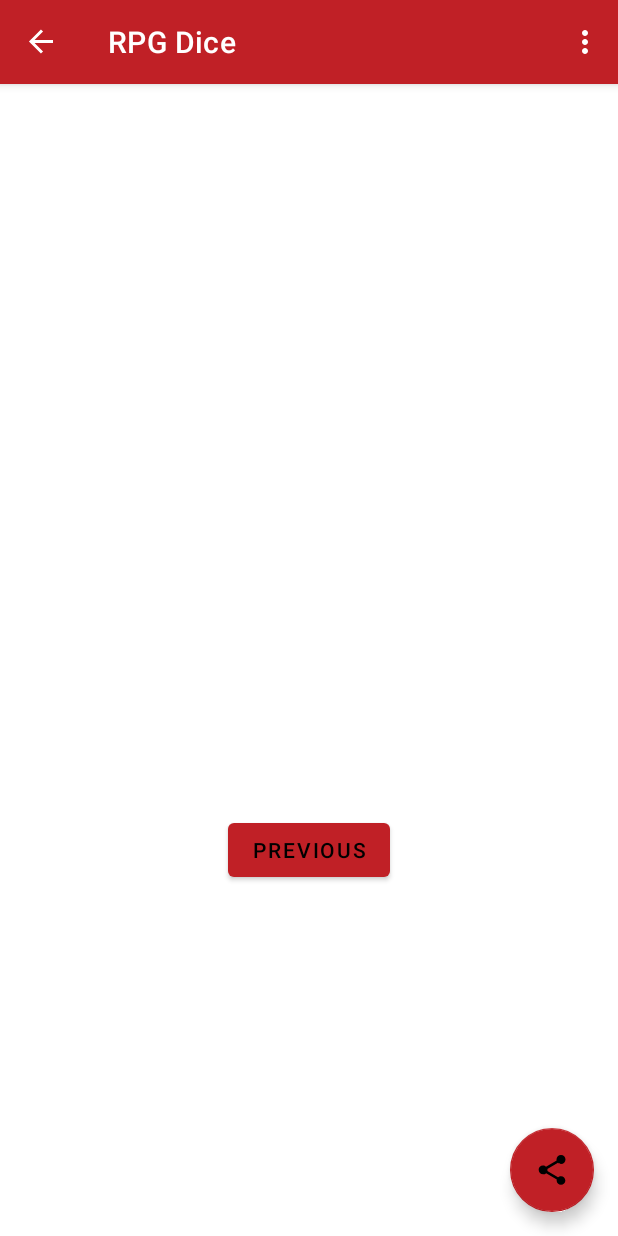
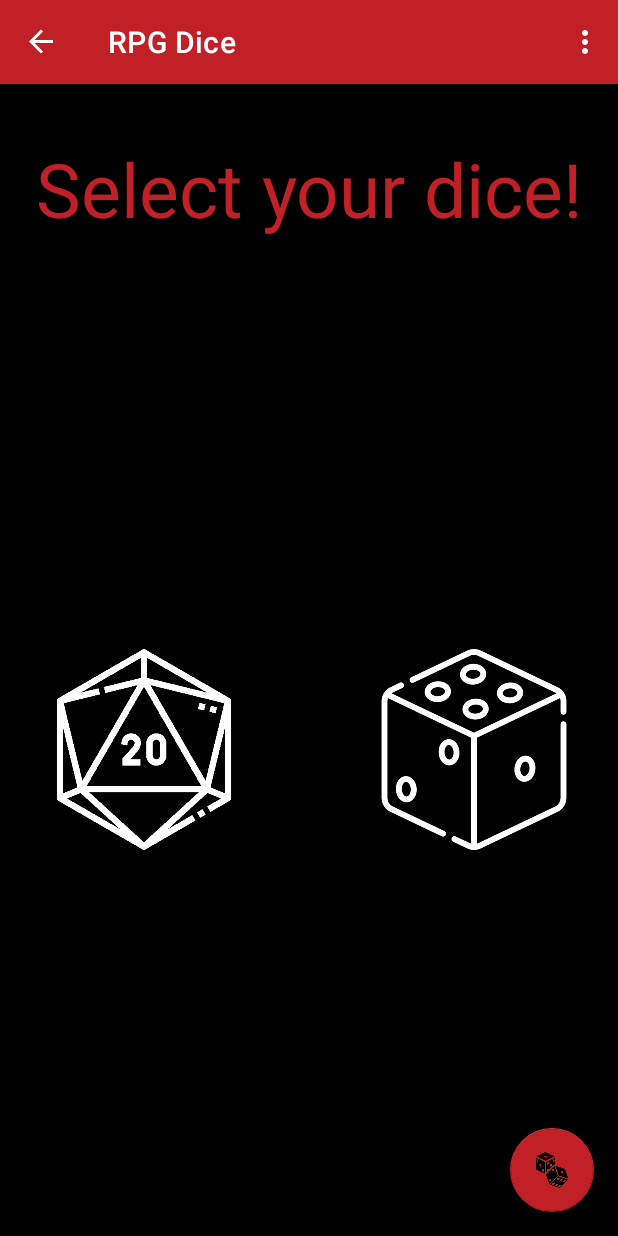
Before and after one commit to ElNotaCode/RPG-Dice, an Android app: the SecondFragment screen opened through its navigation route, on a phone screen of 412 x 824 dp. Run offline under Robolectric (Android 15) with nearby library versions, the phone set to English and light mode, and no system bars; our stand-ins replace navigation-ui.

Commit message:
Second fragment añadido

```diff
--- a/app/src/main/java/com/d20/rpgdice/MainActivity.kt
+++ b/app/src/main/java/com/d20/rpgdice/MainActivity.kt
@@ -29,7 +29,7 @@ class MainActivity : AppCompatActivity() {
         setupActionBarWithNavController(navController, appBarConfiguration)
 
         binding.fab.setOnClickListener {
-            share()
+            findNavController(R.id.nav_host_fragment_content_main).navigate(R.id.to_SecondFragment)
         }
 
     }
@@ -45,7 +45,7 @@ class MainActivity : AppCompatActivity() {
         startActivity(shareIntent)
     }
 
-    //mejora share
+    //TODO: mejora share
     //https://www.youtube.com/watch?v=_ij640TqtMo
 
     override fun onCreateOptionsMenu(menu: Menu): Boolean {
@@ -63,6 +63,10 @@ class MainActivity : AppCompatActivity() {
                 findNavController(R.id.nav_host_fragment_content_main).navigate(R.id.to_SettingsFragment)
                 true
             }
+            R.id.action_share -> {
+                share()
+                true
+            }
             else -> super.onOptionsItemSelected(item)
         }
     }
--- a/app/src/main/java/com/d20/rpgdice/SecondFragment.kt
+++ b/app/src/main/java/com/d20/rpgdice/SecondFragment.kt
@@ -32,9 +32,9 @@ class SecondFragment : Fragment() {
     override fun onViewCreated(view: View, savedInstanceState: Bundle?) {
         super.onViewCreated(view, savedInstanceState)
 
-        binding.buttonSecond.setOnClickListener {
+        /*binding.buttonSecond.setOnClickListener {
             findNavController().navigate(R.id.action_SecondFragment_to_FirstFragment)
-        }
+        }*/
     }
 
     override fun onDestroyView() {
--- a/app/src/main/res/layout/activity_main.xml
+++ b/app/src/main/res/layout/activity_main.xml
@@ -31,6 +31,6 @@
         android:layout_marginBottom="16dp"
         android:contentDescription="@string/fab_description"
         app:backgroundTint="@color/red_tittles"
-        app:srcCompat="?attr/actionModeShareDrawable" />
+        app:srcCompat="@drawable/dices" />
 
 </androidx.coordinatorlayout.widget.CoordinatorLayout>
--- a/app/src/main/res/layout/fragment_first.xml
+++ b/app/src/main/res/layout/fragment_first.xml
@@ -33,7 +33,7 @@
         android:background="@android:color/transparent"
         android:contentDescription="@string/a_d20_drawing"
         android:scaleType="fitCenter"
-        android:src="@drawable/d20white"
+        android:src="@drawable/d20"
         app:layout_constraintBottom_toBottomOf="parent"
         app:layout_constraintEnd_toEndOf="parent"
         app:layout_constraintHorizontal_bias="0.497"
--- a/app/src/main/res/layout/fragment_second.xml
+++ b/app/src/main/res/layout/fragment_second.xml
@@ -4,24 +4,58 @@
     xmlns:tools="http://schemas.android.com/tools"
     android:layout_width="match_parent"
     android:layout_height="match_parent"
+    android:background="@color/black"
     tools:context=".SecondFragment">
 
     <TextView
-        android:id="@+id/textview_second"
+        android:id="@+id/textView"
         android:layout_width="wrap_content"
         android:layout_height="wrap_content"
-        app:layout_constraintBottom_toTopOf="@id/button_second"
-        app:layout_constraintEnd_toEndOf="parent"
-        app:layout_constraintStart_toStartOf="parent"
-        app:layout_constraintTop_toTopOf="parent" />
-
-    <Button
-        android:id="@+id/button_second"
-        android:layout_width="wrap_content"
-        android:layout_height="wrap_content"
-        android:text="@string/previous"
+        android:layout_marginStart="32dp"
+        android:layout_marginTop="32dp"
+        android:layout_marginEnd="32dp"
+        android:layout_marginBottom="32dp"
+        android:text="@string/select_dice"
+        android:textColor="@color/red_tittles"
+        android:textSize="50sp"
         app:layout_constraintBottom_toBottomOf="parent"
         app:layout_constraintEnd_toEndOf="parent"
         app:layout_constraintStart_toStartOf="parent"
-        app:layout_constraintTop_toBottomOf="@id/textview_second" />
+        app:layout_constraintTop_toTopOf="parent"
+        app:layout_constraintVertical_bias="0.006" />
+
+    <ImageButton
+        android:id="@+id/ib_d20"
+        android:layout_width="172dp"
+        android:layout_height="134dp"
+        android:layout_marginStart="24dp"
+        android:layout_marginTop="16dp"
+        android:layout_marginEnd="24dp"
+        android:background="@android:color/transparent"
+        android:contentDescription="@string/a_d20_drawing"
+        android:scaleType="fitCenter"
+        android:src="@drawable/d20"
+        app:layout_constraintBottom_toBottomOf="parent"
+        app:layout_constraintEnd_toStartOf="@+id/ib_d6"
+        app:layout_constraintStart_toStartOf="parent"
+        app:layout_constraintTop_toBottomOf="@+id/textView" />
+
+    <ImageButton
+        android:id="@+id/ib_d6"
+        android:layout_width="172dp"
+        android:layout_height="134dp"
+        android:layout_marginStart="24dp"
+        android:layout_marginTop="16dp"
+        android:layout_marginEnd="24dp"
+        android:background="@android:color/transparent"
+        android:contentDescription="@string/a_d6_drawing"
+        android:scaleType="fitCenter"
+        android:src="@drawable/d6"
+        app:layout_constraintBottom_toBottomOf="parent"
+        app:layout_constraintEnd_toEndOf="parent"
+        app:layout_constraintHorizontal_bias="0.0"
+        app:layout_constraintStart_toEndOf="@+id/ib_d20"
+        app:layout_constraintTop_toBottomOf="@+id/textView"
+        app:tint="#FFFFFF" />
+
 </androidx.constraintlayout.widget.ConstraintLayout>
--- a/app/src/main/res/menu/menu_main.xml
+++ b/app/src/main/res/menu/menu_main.xml
@@ -4,8 +4,14 @@
     tools:context="com.d20.rpgdice.MainActivity">
     <item
         android:id="@+id/action_settings"
-        android:orderInCategory="100"
+        android:orderInCategory="2"
         android:background="@color/white"
         android:title="@string/action_settings"
         app:showAsAction="never" />
+    <item
+        android:id="@+id/action_share"
+        android:orderInCategory="1"
+        android:background="@color/white"
+        android:title="@string/action_share"
+        app:showAsAction="never" />
 </menu>
--- a/app/src/main/res/navigation/nav_graph.xml
+++ b/app/src/main/res/navigation/nav_graph.xml
@@ -9,16 +9,16 @@
         android:id="@+id/to_SettingsFragment"
         app:destination="@+id/SettingsFragment"
         />
+    <action
+        android:id="@+id/to_SecondFragment"
+        app:destination="@+id/SecondFragment"
+        />
 
     <fragment
         android:id="@+id/FirstFragment"
         android:name="com.d20.rpgdice.FirstFragment"
         android:label="@string/app_name"
         tools:layout="@layout/fragment_first">
-
-        <action
-            android:id="@+id/action_FirstFragment_to_SecondFragment"
-            app:destination="@id/SecondFragment" />
     </fragment>
     <fragment
         android:id="@+id/SecondFragment"
--- a/app/src/main/res/values/strings.xml
+++ b/app/src/main/res/values/strings.xml
@@ -1,16 +1,19 @@
 <resources>
     <string name="app_name">RPG Dice</string>
     <string name="action_settings">Settings</string>
+    <string name="action_share">Share</string>
     <!-- Strings used for fragments for navigation -->
     <string name="next">Next</string>
     <string name="previous">Previous</string>
     <!-- My Strings-->
     <string name="a_d20_drawing">A d20 drawing.</string>
+    <string name="a_d6_drawing">A d6 drawing.</string>
     <string name="fab_description">A round button for share the app.</string>
     <string name="tap_the_dice">Tap the dice!</string>
     <string name="one">1</string>
     <string name="share_text">Share RPG Dice!</string>
     <string name="share_extra_text">Let\'s go to the dungeon...</string>
+    <string name="select_dice">Select your dice!</string>
     <!-- Settings Strings -->
     <string name="dice_sound_settings">- Dice sound when tapping</string>
     <string name="on_critical_sound_settings">- Critical make sounds</string>
```
Also changed, not shown: app/src/main/res/drawable/d20.png (renamed from app/src/main/res/drawable/d20white.png), app/src/main/res/drawable/d6.png (added).
